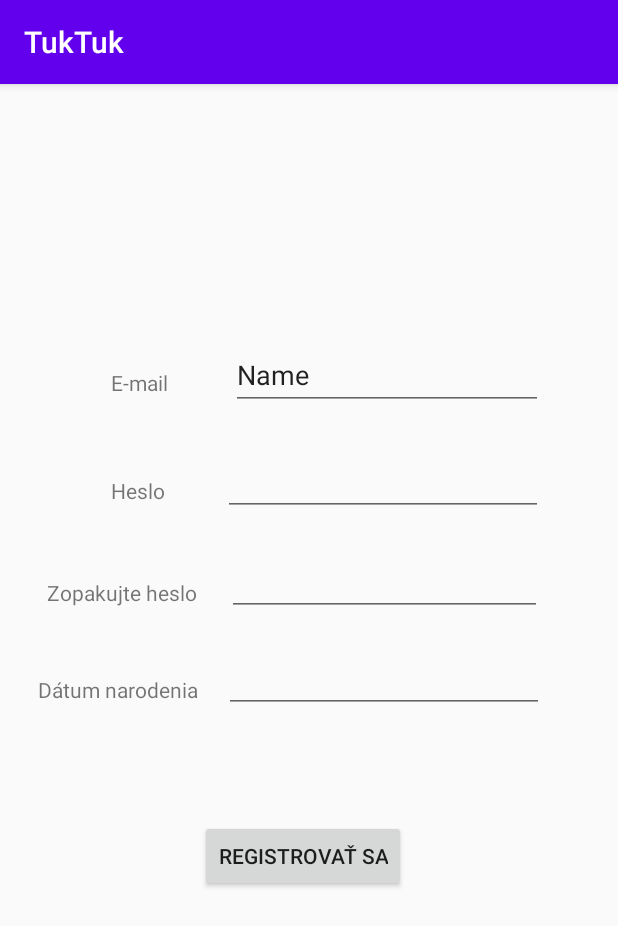
After one commit to Mincoo13/mobv, an Android app: the RegistrationFragment screen opened through its navigation route, on a phone screen of 412 x 824 dp. The commit adds this screen. Shown: the top 926 px of the screen. Run offline under Robolectric (Android 15) with nearby library versions, the phone set to English and light mode, and no system bars; 3 statements that could not run were skipped.

Commit message:
first commit

```diff
--- /dev/null
+++ b/app/src/main/java/com/example/tuktuk/LoginFragment.kt
@@ -0,0 +1,68 @@
+package com.example.tuktuk
+
+import android.os.Bundle
+import androidx.fragment.app.Fragment
+import android.view.LayoutInflater
+import android.view.View
+import android.view.ViewGroup
+import androidx.databinding.DataBindingUtil
+import androidx.navigation.findNavController
+import com.example.tuktuk.databinding.FragmentLoginBinding
+
+// TODO: Rename parameter arguments, choose names that match
+// the fragment initialization parameters, e.g. ARG_ITEM_NUMBER
+private const val ARG_PARAM1 = "param1"
+private const val ARG_PARAM2 = "param2"
+
+/**
+ * A simple [Fragment] subclass.
+ * Use the [LoginFragment1.newInstance] factory method to
+ * create an instance of this fragment.
+ */
+class LoginFragment : Fragment() {
+    // TODO: Rename and change types of parameters
+    private var param1: String? = null
+    private var param2: String? = null
+
+    override fun onCreate(savedInstanceState: Bundle?) {
+        super.onCreate(savedInstanceState)
+        arguments?.let {
+            param1 = it.getString(ARG_PARAM1)
+            param2 = it.getString(ARG_PARAM2)
+        }
+    }
+
+    override fun onCreateView(
+        inflater: LayoutInflater, container: ViewGroup?,
+        savedInstanceState: Bundle?
+    ): View? {
+        val binding = DataBindingUtil.inflate<FragmentLoginBinding>(inflater,
+            R.layout.fragment_login,container,false)
+
+        binding.registration.setOnClickListener { view : View ->
+            view.findNavController().navigate(R.id.action_loginFragment_to_registrationFragment)
+        }
+        setHasOptionsMenu(true)
+        return binding.root
+    }
+
+    companion object {
+        /**
+         * Use this factory method to create a new instance of
+         * this fragment using the provided parameters.
+         *
+         * @param param1 Parameter 1.
+         * @param param2 Parameter 2.
+         * @return A new instance of fragment LoginFragment.
+         */
+        // TODO: Rename and change types and number of parameters
+        @JvmStatic
+        fun newInstance(param1: String, param2: String) =
+            LoginFragment1().apply {
+                arguments = Bundle().apply {
+                    putString(ARG_PARAM1, param1)
+                    putString(ARG_PARAM2, param2)
+                }
+            }
+    }
+}
--- a/app/src/main/java/com/example/tuktuk/MainActivity.kt
+++ b/app/src/main/java/com/example/tuktuk/MainActivity.kt
@@ -2,10 +2,13 @@ package com.example.tuktuk
 
 import androidx.appcompat.app.AppCompatActivity
 import android.os.Bundle
+import androidx.navigation.findNavController
 
 class MainActivity : AppCompatActivity() {
     override fun onCreate(savedInstanceState: Bundle?) {
         super.onCreate(savedInstanceState)
         setContentView(R.layout.activity_main)
+
+
     }
 }
--- /dev/null
+++ b/app/src/main/java/com/example/tuktuk/RegistrationFragment.kt
@@ -0,0 +1,59 @@
+package com.example.tuktuk
+
+import android.os.Bundle
+import androidx.fragment.app.Fragment
+import android.view.LayoutInflater
+import android.view.View
+import android.view.ViewGroup
+
+// TODO: Rename parameter arguments, choose names that match
+// the fragment initialization parameters, e.g. ARG_ITEM_NUMBER
+private const val ARG_PARAM1 = "param1"
+private const val ARG_PARAM2 = "param2"
+
+/**
+ * A simple [Fragment] subclass.
+ * Use the [RegistrationFragment.newInstance] factory method to
+ * create an instance of this fragment.
+ */
+class RegistrationFragment : Fragment() {
+    // TODO: Rename and change types of parameters
+    private var param1: String? = null
+    private var param2: String? = null
+
+    override fun onCreate(savedInstanceState: Bundle?) {
+        super.onCreate(savedInstanceState)
+        arguments?.let {
+            param1 = it.getString(ARG_PARAM1)
+            param2 = it.getString(ARG_PARAM2)
+        }
+    }
+
+    override fun onCreateView(
+        inflater: LayoutInflater, container: ViewGroup?,
+        savedInstanceState: Bundle?
+    ): View? {
+        // Inflate the layout for this fragment
+        return inflater.inflate(R.layout.fragment_registration, container, false)
+    }
+
+    companion object {
+        /**
+         * Use this factory method to create a new instance of
+         * this fragment using the provided parameters.
+         *
+         * @param param1 Parameter 1.
+         * @param param2 Parameter 2.
+         * @return A new instance of fragment RegistrationFragment.
+         */
+        // TODO: Rename and change types and number of parameters
+        @JvmStatic
+        fun newInstance(param1: String, param2: String) =
+            RegistrationFragment().apply {
+                arguments = Bundle().apply {
+                    putString(ARG_PARAM1, param1)
+                    putString(ARG_PARAM2, param2)
+                }
+            }
+    }
+}
--- a/app/src/main/res/layout/activity_main.xml
+++ b/app/src/main/res/layout/activity_main.xml
@@ -6,13 +6,12 @@
     android:layout_height="match_parent"
     tools:context=".MainActivity">
 
-    <TextView
-        android:layout_width="wrap_content"
-        android:layout_height="wrap_content"
-        android:text="Hello World!"
-        app:layout_constraintBottom_toBottomOf="parent"
-        app:layout_constraintLeft_toLeftOf="parent"
-        app:layout_constraintRight_toRightOf="parent"
-        app:layout_constraintTop_toTopOf="parent" />
+        <androidx.fragment.app.FragmentContainerView
+            android:id="@+id/nav_host_fragment"
+            android:name="androidx.navigation.fragment.NavHostFragment"
+            android:layout_width="match_parent"
+            android:layout_height="match_parent"
+            app:defaultNavHost="true"
+            app:navGraph="@navigation/navigation" />
 
 </androidx.constraintlayout.widget.ConstraintLayout>
--- /dev/null
+++ b/app/src/main/res/layout/fragment_registration.xml
@@ -0,0 +1,137 @@
+<?xml version="1.0" encoding="utf-8"?>
+<FrameLayout xmlns:android="http://schemas.android.com/apk/res/android"
+    xmlns:app="http://schemas.android.com/apk/res-auto"
+    xmlns:tools="http://schemas.android.com/tools"
+    android:layout_width="match_parent"
+    android:layout_height="match_parent"
+    tools:context=".RegistrationFragment">
+
+    <androidx.constraintlayout.widget.ConstraintLayout
+        android:layout_width="match_parent"
+        android:layout_height="match_parent">
+
+        <TextView
+            android:id="@+id/textView3"
+            android:layout_width="wrap_content"
+            android:layout_height="wrap_content"
+            android:layout_marginStart="56dp"
+            android:layout_marginTop="182dp"
+            android:layout_marginEnd="16dp"
+            android:layout_marginBottom="45dp"
+            android:text="@string/email"
+            app:layout_constraintBottom_toTopOf="@+id/textView4"
+            app:layout_constraintEnd_toStartOf="@+id/editTextTextPersonName"
+            app:layout_constraintStart_toStartOf="parent"
+            app:layout_constraintTop_toTopOf="parent"
+            app:layout_constraintVertical_bias="0.52" />
+
+        <TextView
+            android:id="@+id/textView4"
+            android:layout_width="wrap_content"
+            android:layout_height="wrap_content"
+            android:layout_marginStart="56dp"
+            android:layout_marginEnd="13dp"
+            android:layout_marginBottom="41dp"
+            android:text="@string/password"
+            app:layout_constraintBottom_toTopOf="@+id/textView5"
+            app:layout_constraintEnd_toStartOf="@+id/editTextTextPassword2"
+            app:layout_constraintStart_toStartOf="parent"
+            app:layout_constraintTop_toBottomOf="@+id/textView3" />
+
+        <TextView
+            android:id="@+id/textView5"
+            android:layout_width="wrap_content"
+            android:layout_height="wrap_content"
+            android:layout_marginStart="56dp"
+            android:layout_marginEnd="12dp"
+            android:layout_marginBottom="38dp"
+            android:text="@string/passwordAgain"
+            app:layout_constraintBottom_toTopOf="@+id/textView6"
+            app:layout_constraintEnd_toStartOf="@+id/editTextTextPassword3"
+            app:layout_constraintStart_toStartOf="parent"
+            app:layout_constraintTop_toBottomOf="@+id/textView4" />
+
+        <EditText
+            android:id="@+id/editTextTextPersonName"
+            android:layout_width="208dp"
+            android:layout_height="46dp"
+            android:layout_marginStart="8dp"
+            android:layout_marginTop="165dp"
+            android:layout_marginEnd="32dp"
+            android:layout_marginBottom="20dp"
+            android:ems="10"
+            android:inputType="textPersonName"
+            android:text="Name"
+            app:layout_constraintBottom_toTopOf="@+id/editTextTextPassword2"
+            app:layout_constraintEnd_toEndOf="parent"
+            app:layout_constraintStart_toEndOf="@+id/textView3"
+            app:layout_constraintTop_toTopOf="parent" />
+
+        <EditText
+            android:id="@+id/editTextTextPassword2"
+            android:layout_width="wrap_content"
+            android:layout_height="wrap_content"
+            android:layout_marginStart="8dp"
+            android:layout_marginEnd="32dp"
+            android:layout_marginBottom="15dp"
+            android:ems="10"
+            android:inputType="textPassword"
+            app:layout_constraintBottom_toTopOf="@+id/editTextTextPassword3"
+            app:layout_constraintEnd_toEndOf="parent"
+            app:layout_constraintStart_toEndOf="@+id/textView4"
+            app:layout_constraintTop_toBottomOf="@+id/editTextTextPersonName" />
+
+        <EditText
+            android:id="@+id/editTextTextPassword3"
+            android:layout_width="210dp"
+            android:layout_height="45dp"
+            android:layout_marginStart="8dp"
+            android:layout_marginEnd="76dp"
+            android:layout_marginBottom="14dp"
+            android:ems="10"
+            android:inputType="textPassword"
+            app:layout_constraintBottom_toTopOf="@+id/editTextNumber"
+            app:layout_constraintEnd_toEndOf="parent"
+            app:layout_constraintStart_toEndOf="@+id/textView5"
+            app:layout_constraintTop_toBottomOf="@+id/editTextTextPassword2" />
+
+        <EditText
+            android:id="@+id/editTextNumber"
+            android:layout_width="wrap_content"
+            android:layout_height="wrap_content"
+            android:layout_marginEnd="78dp"
+            android:layout_marginBottom="65dp"
+            android:ems="10"
+            android:inputType="number"
+            app:layout_constraintBottom_toTopOf="@+id/button3"
+            app:layout_constraintEnd_toEndOf="parent"
+            app:layout_constraintStart_toEndOf="@+id/textView6"
+            app:layout_constraintTop_toBottomOf="@+id/editTextTextPassword3" />
+
+        <TextView
+            android:id="@+id/textView6"
+            android:layout_width="wrap_content"
+            android:layout_height="wrap_content"
+            android:layout_marginStart="54dp"
+            android:layout_marginEnd="17dp"
+            android:layout_marginBottom="347dp"
+            android:text="@string/birthday"
+            app:layout_constraintBottom_toBottomOf="parent"
+            app:layout_constraintEnd_toStartOf="@+id/editTextNumber"
+            app:layout_constraintStart_toStartOf="parent"
+            app:layout_constraintTop_toBottomOf="@+id/textView5" />
+
+        <Button
+            android:id="@+id/button3"
+            android:layout_width="wrap_content"
+            android:layout_height="wrap_content"
+            android:layout_marginStart="157dp"
+            android:layout_marginEnd="166dp"
+            android:layout_marginBottom="224dp"
+            android:text="@string/registration"
+            app:layout_constraintBottom_toBottomOf="parent"
+            app:layout_constraintEnd_toEndOf="parent"
+            app:layout_constraintStart_toStartOf="parent"
+            app:layout_constraintTop_toBottomOf="@+id/editTextNumber" />
+    </androidx.constraintlayout.widget.ConstraintLayout>
+</FrameLayout>
--- /dev/null
+++ b/app/src/main/res/navigation/navigation.xml
@@ -0,0 +1,22 @@
+<?xml version="1.0" encoding="utf-8"?>
+<navigation xmlns:android="http://schemas.android.com/apk/res/android"
+    xmlns:app="http://schemas.android.com/apk/res-auto"
+    xmlns:tools="http://schemas.android.com/tools"
+    android:id="@+id/navigation.xml"
+    app:startDestination="@id/loginFragment">
+
+    <fragment
+        android:id="@+id/loginFragment"
+        android:name="com.example.tuktuk.LoginFragment"
+        android:label="fragment_login"
+        tools:layout="@layout/fragment_login" >
+        <action
+            android:id="@+id/action_loginFragment_to_registrationFragment"
+            app:destination="@id/registrationFragment" />
+    </fragment>
+    <fragment
+        android:id="@+id/registrationFragment"
+        android:name="com.example.tuktuk.RegistrationFragment"
+        android:label="fragment_registration"
+        tools:layout="@layout/fragment_registration" />
+</navigation>
--- a/app/src/main/res/values/strings.xml
+++ b/app/src/main/res/values/strings.xml
@@ -1,3 +1,11 @@
 <resources>
     <string name="app_name">TukTuk</string>
+    <!-- TODO: Remove or change this placeholder text -->
+    <string name="hello_blank_fragment">Hello blank fragment</string>
+    <string name="email">E-mail</string>
+    <string name="password">Heslo</string>
+    <string name="logIn">Prihlásiť sa</string>
+    <string name="registration">Registrovať sa</string>
+    <string name="passwordAgain">Zopakujte heslo</string>
+    <string name="birthday">Dátum narodenia</string>
 </resources>
```
Also changed, not shown: app/build.gradle (+7 -0 lines), app/src/main/res/layout/fragment_login.xml (added, +101 -0 lines), build.gradle (+6 -1 lines).
